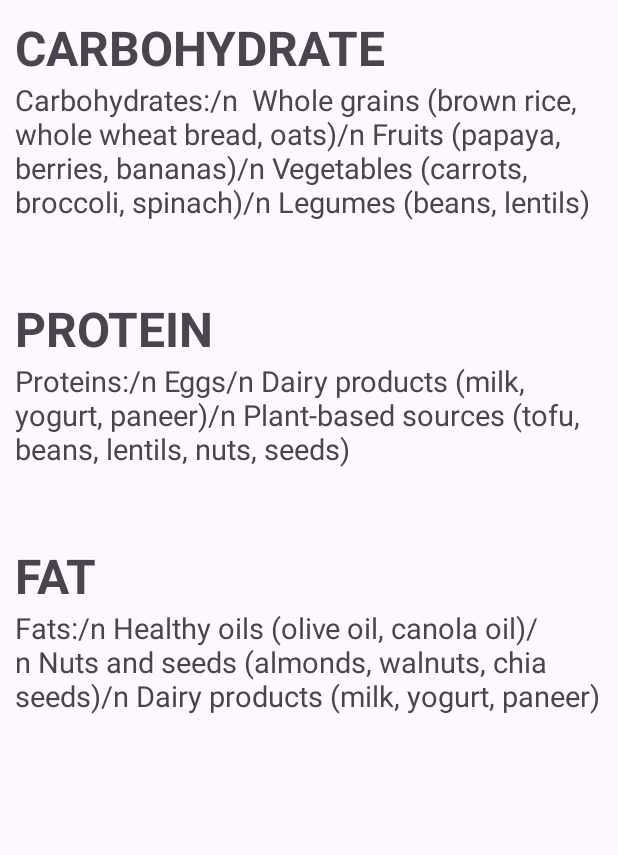
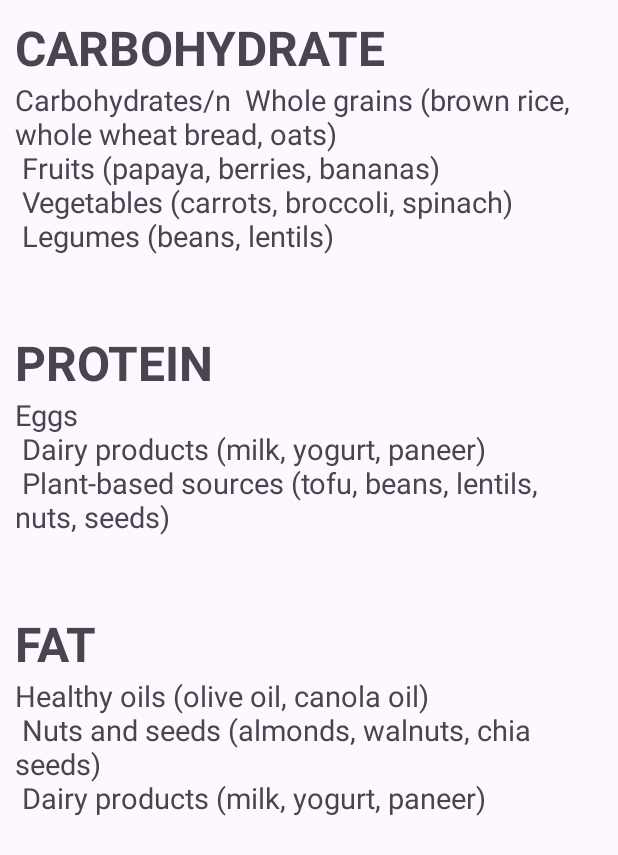
Before and after one commit to samantray-suvam/NUTRITIONIST, an Android app: the child_macro screen opened directly, with no data from a screen before it, on a phone screen of 412 x 824 dp. Shown: the top 855 px of the screen. Run offline under Robolectric (Android 15) with nearby library versions, the phone set to English and light mode, and no system bars.

Commit message:
Update activity_child_macro.xml

```diff
--- a/app/src/main/res/layout/activity_child_macro.xml
+++ b/app/src/main/res/layout/activity_child_macro.xml
@@ -36,11 +36,11 @@
                     android:layout_width="match_parent"
                     android:layout_height="wrap_content"
                     android:layout_weight="1"
-                    android:text="Carbohydrates:/n
+                    android:text="Carbohydrates\/n
 
-Whole grains (brown rice, whole wheat bread, oats)/n
-Fruits (papaya, berries, bananas)/n
-Vegetables (carrots, broccoli, spinach)/n
+Whole grains (brown rice, whole wheat bread, oats)\n
+Fruits (papaya, berries, bananas)\n
+Vegetables (carrots, broccoli, spinach)\n
 Legumes (beans, lentils)"
                     android:textSize="19dp"/>
             </LinearLayout>
@@ -66,9 +66,8 @@ Legumes (beans, lentils)"
                     android:layout_width="match_parent"
                     android:layout_height="wrap_content"
                     android:layout_weight="1"
-                    android:text="Proteins:/n
-Eggs/n
-Dairy products (milk, yogurt, paneer)/n
+                    android:text="Eggs\n
+Dairy products (milk, yogurt, paneer)\n
 Plant-based sources (tofu, beans, lentils, nuts, seeds)"
                     android:textSize="19dp"/>
             </LinearLayout>
@@ -92,9 +91,8 @@ Plant-based sources (tofu, beans, lentils, nuts, seeds)"
                     android:layout_width="match_parent"
                     android:layout_height="wrap_content"
                     android:layout_weight="1"
-                    android:text="Fats:/n
-Healthy oils (olive oil, canola oil)/n
-Nuts and seeds (almonds, walnuts, chia seeds)/n
+                    android:text="Healthy oils (olive oil, canola oil)\n
+Nuts and seeds (almonds, walnuts, chia seeds)\n
 Dairy products (milk, yogurt, paneer)"
                     android:textSize="19dp"/>
             </LinearLayout>
```
